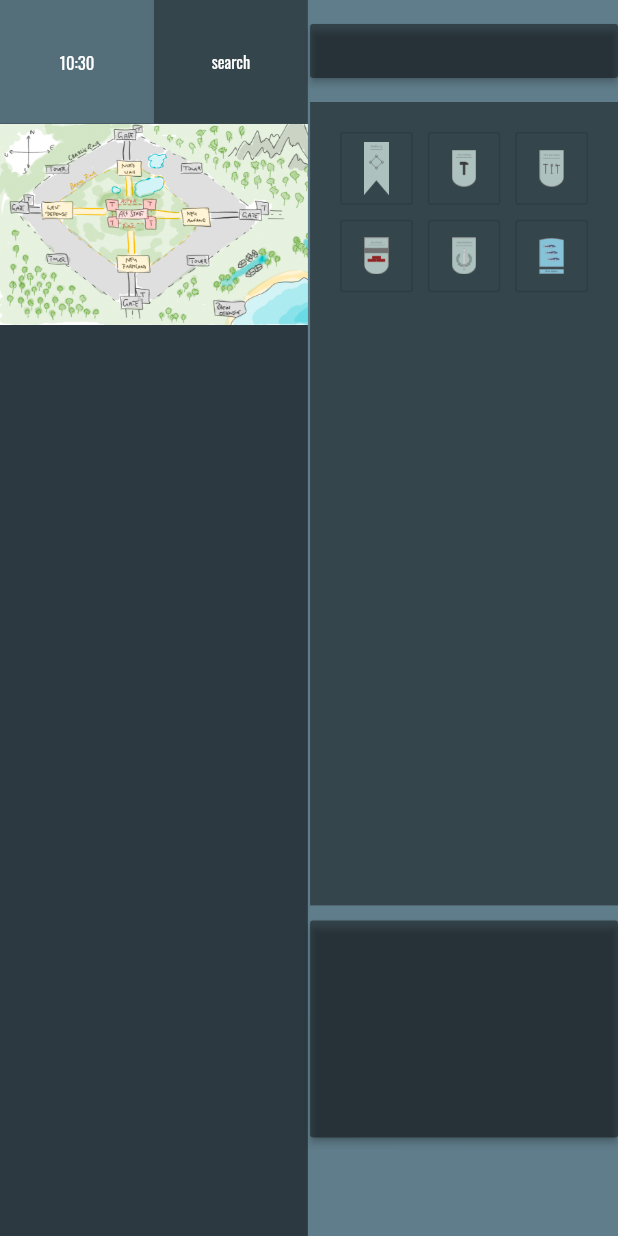
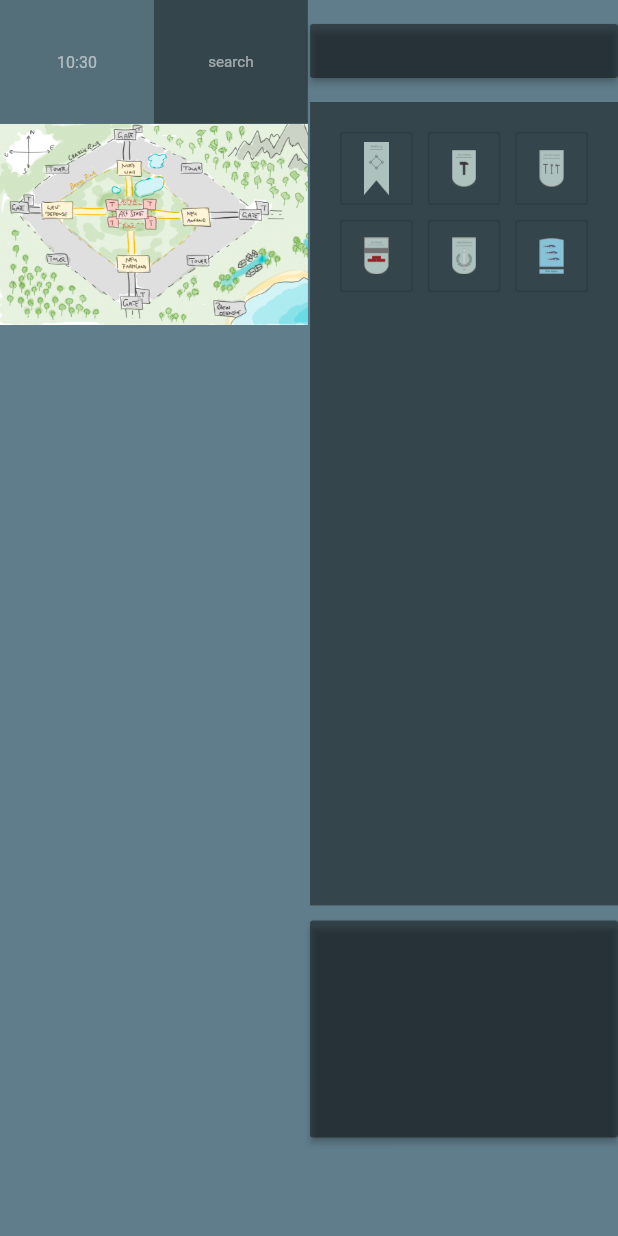
Before and after one commit to SeemannMx/pandp, a Flutter app: the screen it shows after launch, on a phone screen of 412 x 824 dp. Run offline on Flutter 3.47's test engine with Material 2 defaults, Android fonts, the phone set to English and light mode, and no system bars; our stand-ins replace flutter_markdown, google_fonts; Roboto replaces fonts that are missing (Abel).

Commit message:
major refac, global colors

```diff
--- a/lib/globals.dart
+++ b/lib/globals.dart
@@ -1,3 +1,14 @@
 import 'package:flutter/cupertino.dart';
+import 'package:flutter/material.dart';
 
 final GlobalKey SCAFFOLD_KEY = GlobalKey();
+
+const Color BLACK = Colors.black;
+const Color WHITE = Colors.white;
+const Color DARK = Colors.black45;
+const Color LIGHT = Colors.blueGrey;
+const Color ACCENT_RED = Colors.pink;
+const Color ACCENT_GREEN = Colors.teal;
+
+const Color DIRTY = Colors.white54;
+const Color DARKER = Colors.black87;
--- a/lib/home.dart
+++ b/lib/home.dart
@@ -15,10 +15,10 @@ class Home extends StatelessWidget {
   Widget build(BuildContext context) {
     return Scaffold(
       key: SCAFFOLD_KEY,
+      backgroundColor: LIGHT,
       body: Consumer<WindowProvider>(builder: (context, windowProvider, child) {
         windowProvider.init(context);
         return Container(
-          color: Colors.blueGrey,
           height: windowProvider.size.height,
           width: windowProvider.size.width,
           child: Row(
@@ -36,8 +36,6 @@ class Home extends StatelessWidget {
   _left(BuildContext context) {
     return Flexible(
       flex: Provider.of<WindowProvider>(context).flexLeft,
-      child: Container(
-        // color: Colors.black87,
       child: Column(
         children: [
           Flexible(
@@ -46,13 +44,9 @@ class Home extends StatelessWidget {
           ),
           Flexible(
             flex: 90,
-              child: Container(
-                color: Colors.black54,
             child: Chart(),
           ),
-            ),
         ],
-        ),
       ),
     );
   }
--- a/lib/provider/provider_person.dart
+++ b/lib/provider/provider_person.dart
@@ -32,7 +32,6 @@ class PersonProvider extends ChangeNotifier {
     if (personas.isNotEmpty) return;
 
     personNames.forEach((name) {
-      dev.log(name.toString(), name: this.runtimeType.toString());
       personas.add(CustomPersonTile(
           person: _createPerson(name, () {
         _personsDialog(context);
@@ -49,6 +48,7 @@ class PersonProvider extends ChangeNotifier {
 
   _personsDialog(BuildContext context) {
     showDialog(
+      barrierColor: DARKER,
       barrierDismissible: false,
       context: SCAFFOLD_KEY.currentContext,
       builder: (BuildContext context) {
--- a/lib/provider/provider_widget.dart
+++ b/lib/provider/provider_widget.dart
@@ -92,6 +92,7 @@ class WidgetProvider extends ChangeNotifier {
     notifyListeners();
   }
 
+  // todo delete
   Widget _test(){
     return Column(
       children: [
--- a/lib/provider/provider_window.dart
+++ b/lib/provider/provider_window.dart
@@ -19,7 +19,6 @@ class WindowProvider extends ChangeNotifier {
   String timeString = DateTime.now().toString();
 
   init(BuildContext context) {
-    // dev.log('init window size', name: this.runtimeType.toString());
     size = MediaQuery.of(context).size;
     sliderWidth = size.width * 0.0035;
   }
@@ -35,7 +34,6 @@ class WindowProvider extends ChangeNotifier {
   }
 
   update(BuildContext context, DragUpdateDetails update) {
-    // dev.log('update window size', name: this.runtimeType.toString());
     _getBox = context.findRenderObject();
     _local = _getBox.globalToLocal(update.globalPosition);
 
--- a/lib/widgets/clock.dart
+++ b/lib/widgets/clock.dart
@@ -1,6 +1,7 @@
 import 'package:flutter/material.dart';
 import 'package:flutter/widgets.dart';
 import 'package:google_fonts/google_fonts.dart';
+import 'package:pandp/globals.dart';
 import 'package:pandp/provider/provider_clock.dart';
 import 'package:provider/provider.dart';
 
@@ -19,8 +20,8 @@ class Clock extends StatelessWidget {
                 clockProvider.run();
 
                 return Text(clockProvider.timeString,
-                    style: GoogleFonts.oswald(
-                        color: Colors.white));
+                    style: GoogleFonts.abel(
+                        color: DIRTY));
               })
           )),
     );
--- a/lib/widgets/control.dart
+++ b/lib/widgets/control.dart
@@ -1,5 +1,6 @@
 import 'package:flutter/material.dart';
 import 'package:flutter/widgets.dart';
+import 'package:pandp/globals.dart';
 import 'package:pandp/widgets/clock.dart';
 import 'package:pandp/widgets/search.dart';
 
@@ -8,7 +9,7 @@ class Control extends StatelessWidget {
   @override
   Widget build(BuildContext context) {
     return Container(
-      color: Colors.blueGrey,
+      color: LIGHT,
       child: Row(
         children: [
           Flexible(
--- a/lib/widgets/location.dart
+++ b/lib/widgets/location.dart
@@ -2,6 +2,7 @@ import 'package:flutter/material.dart';
 import 'package:flutter/services.dart';
 import 'package:flutter/widgets.dart';
 import 'package:flutter_markdown/flutter_markdown.dart';
+import 'package:pandp/globals.dart';
 import 'package:pandp/provider/provider_location.dart';
 import 'package:pandp/provider/provider_widget.dart';
 import 'package:pandp/widgets/dummy.dart';
@@ -18,7 +19,7 @@ class Location extends StatelessWidget {
           flex: 10,
           child: Container(
             child: IconButton(
-              color: Colors.pink,
+              color: ACCENT_RED,
               icon: Icon(Icons.clear),
               onPressed: () {
                 Provider.of<WidgetProvider>(context, listen: false).show(DISPLAY.MENU);
--- a/lib/widgets/location_grid.dart
+++ b/lib/widgets/location_grid.dart
@@ -1,5 +1,6 @@
 import 'package:flutter/material.dart';
 import 'package:flutter/widgets.dart';
+import 'package:pandp/globals.dart';
 import 'package:pandp/provider/provider_image.dart';
 import 'package:pandp/provider/provider_widget.dart';
 import 'package:provider/provider.dart';
@@ -15,9 +16,11 @@ class LocationsGrid extends StatelessWidget {
         mainAxisSpacing: 10,
         crossAxisCount: 3,
         children: [
+
+          // todo refactoring
           OutlineButton(
             child: Provider.of<CustomImageProvider>(context).locations[0],
-            hoverColor: Colors.teal,
+            hoverColor: ACCENT_GREEN,
             onPressed: () {
               Provider.of<WidgetProvider>(context, listen: false).show(DISPLAY.SIEDLUNG);
             }
@@ -25,7 +28,7 @@ class LocationsGrid extends StatelessWidget {
 
           OutlineButton(
               child: Provider.of<CustomImageProvider>(context).locations[1],
-              hoverColor: Colors.teal,
+              hoverColor: ACCENT_GREEN,
               onPressed: () {
                 Provider.of<WidgetProvider>(context, listen: false).show(DISPLAY.NEU_ANFANG);
               }
@@ -33,7 +36,7 @@ class LocationsGrid extends StatelessWidget {
 
           OutlineButton(
               child: Provider.of<CustomImageProvider>(context).locations[2],
-              hoverColor: Colors.teal,
+              hoverColor: ACCENT_GREEN,
               onPressed: () {
                 Provider.of<WidgetProvider>(context, listen: false).show(DISPLAY.NEU_FARMLAND);
               }
@@ -41,7 +44,7 @@ class LocationsGrid extends StatelessWidget {
 
           OutlineButton(
               child: Provider.of<CustomImageProvider>(context).locations[3],
-              hoverColor: Colors.teal,
+              hoverColor: ACCENT_GREEN,
               onPressed: () {
                 Provider.of<WidgetProvider>(context, listen: false).show(DISPLAY.NORD_WALL);
               }
@@ -49,7 +52,7 @@ class LocationsGrid extends StatelessWidget {
 
           OutlineButton(
               child: Provider.of<CustomImageProvider>(context).locations[4],
-              hoverColor: Colors.teal,
+              hoverColor: ACCENT_GREEN,
               onPressed: () {
                 Provider.of<WidgetProvider>(context, listen: false).show(DISPLAY.WEST_DEFENSE);
               }
@@ -57,7 +60,7 @@ class LocationsGrid extends StatelessWidget {
 
           OutlineButton(
               child: Provider.of<CustomImageProvider>(context).locations[5],
-              hoverColor: Colors.teal,
+              hoverColor: ACCENT_GREEN,
               onPressed: () {
                 Provider.of<WidgetProvider>(context, listen: false).show(DISPLAY.RHIN_HAFEN);
               }
--- a/lib/widgets/person_tile.dart
+++ b/lib/widgets/person_tile.dart
@@ -1,6 +1,7 @@
 import 'package:flutter/material.dart';
 import 'package:flutter/widgets.dart';
 import 'package:google_fonts/google_fonts.dart';
+import 'package:pandp/globals.dart';
 import 'package:pandp/model/person.dart';
 import 'package:pandp/provider/provider_person.dart';
 import 'package:provider/provider.dart';
@@ -22,10 +23,10 @@ class _CustomPersonTileState extends State<CustomPersonTile> {
       child: FittedBox(
           fit: BoxFit.fitWidth,
           child: Text(widget.person.name.toString().cutName(), style: GoogleFonts.abel(
-              color: Colors.white,
+              color: DIRTY,
               fontSize: double.maxFinite
           ),)),
-      hoverColor: Colors.teal,
+      hoverColor: ACCENT_GREEN,
       onPressed: () {
         Provider.of<PersonProvider>(context, listen: false).person = widget.person;
         widget.person.callback();
--- a/lib/widgets/personas.dart
+++ b/lib/widgets/personas.dart
@@ -1,5 +1,6 @@
 import 'package:flutter/material.dart';
 import 'package:flutter/widgets.dart';
+import 'package:pandp/globals.dart';
 import 'package:pandp/provider/provider_person.dart';
 import 'package:pandp/provider/provider_widget.dart';
 import 'package:provider/provider.dart';
@@ -16,7 +17,7 @@ class Personas extends StatelessWidget {
           flex: 10,
           child: Container(
             child: IconButton(
-              color: Colors.pink,
+              color: ACCENT_RED,
               icon: Icon(Icons.clear),
               onPressed: () {
                 Provider.of<WidgetProvider>(context, listen: false)
--- a/lib/widgets/search.dart
+++ b/lib/widgets/search.dart
@@ -1,6 +1,7 @@
 import 'package:flutter/material.dart';
 import 'package:flutter/widgets.dart';
 import 'package:google_fonts/google_fonts.dart';
+import 'package:pandp/globals.dart';
 
 class Search extends StatelessWidget {
 
@@ -13,8 +14,8 @@ class Search extends StatelessWidget {
             child: Padding(
                 padding: EdgeInsets.all(50),
                 child: Text('search',
-                    style: GoogleFonts.oswald(
-                        color: Colors.white))))
+                    style: GoogleFonts.abel(
+                        color: DIRTY))))
     );
   }
 }
--- a/lib/widgets/story.dart
+++ b/lib/widgets/story.dart
@@ -2,6 +2,7 @@ import 'package:flutter/material.dart';
 import 'package:flutter/services.dart';
 import 'package:flutter/widgets.dart';
 import 'package:flutter_markdown/flutter_markdown.dart';
+import 'package:pandp/globals.dart';
 import 'package:pandp/provider/provider_widget.dart';
 import 'package:provider/provider.dart';
 
@@ -19,7 +20,7 @@ class Story extends StatelessWidget {
                   flex: 10,
                   child: Container(
                     child: IconButton(
-                      color: Colors.pink,
+                      color: ACCENT_RED,
                       icon: Icon(Icons.clear),
                       onPressed: () {
                         widgetProvider.show(DISPLAY.MENU);
@@ -30,7 +31,6 @@ class Story extends StatelessWidget {
                 Flexible(
                   flex: 90,
                   child: Container(
-                    // color: Colors.red,
                     child: Markdown(data: snapshot.data),
                   ),
                 ),
--- a/lib/widgets/story_description.dart
+++ b/lib/widgets/story_description.dart
@@ -1,6 +1,7 @@
 import 'package:flutter/material.dart';
 import 'package:flutter/widgets.dart';
 import 'package:google_fonts/google_fonts.dart';
+import 'package:pandp/globals.dart';
 
 class StoryDescription extends StatelessWidget {
   @override
@@ -25,7 +26,7 @@ class StoryDescription extends StatelessWidget {
         fit:  BoxFit.fill,
         child: Text(text,
             style: GoogleFonts.abel(
-                color: Colors.white,
+                color: DIRTY,
                 fontSize: double.maxFinite
             )
         ),
--- a/lib/widgets/story_info.dart
+++ b/lib/widgets/story_info.dart
@@ -1,6 +1,7 @@
 import 'package:flutter/material.dart';
 import 'package:flutter/widgets.dart';
 import 'package:google_fonts/google_fonts.dart';
+import 'package:pandp/globals.dart';
 import 'package:pandp/provider/provider_widget.dart';
 import 'package:provider/provider.dart';
 
@@ -11,15 +12,17 @@ class StoryInfo extends StatelessWidget {
     return Consumer<WidgetProvider>(builder: (context, widgetProvider, child) {
       return Container(
         width: double.maxFinite,
+
+        // todo padding fix dimension
         padding: EdgeInsets.symmetric(vertical: 10),
         child: MaterialButton(
-          color: Colors.black45,
-          hoverColor: Colors.teal,
+          color: DARK,
+          hoverColor: ACCENT_GREEN,
           child: FittedBox(
               fit: BoxFit.fill,
               child: Text('Story',
                   style: GoogleFonts.abel(
-                      color: Colors.white,
+                      color: DIRTY,
                       fontSize: double.maxFinite
                   )
               )),
--- a/lib/widgets/story_menu.dart
+++ b/lib/widgets/story_menu.dart
@@ -1,6 +1,7 @@
 import 'package:flutter/material.dart';
 import 'package:flutter/widgets.dart';
 import 'package:google_fonts/google_fonts.dart';
+import 'package:pandp/globals.dart';
 import 'package:pandp/provider/provider_image.dart';
 import 'package:pandp/provider/provider_widget.dart';
 import 'package:pandp/widgets/location_grid.dart';
@@ -34,13 +35,13 @@ class StoryMenu extends StatelessWidget {
             width: double.maxFinite,
             padding: EdgeInsets.symmetric(vertical: 10),
             child: MaterialButton(
-              color: Colors.black45,
-              hoverColor: Colors.teal,
+              color: DARK,
+              hoverColor: ACCENT_GREEN,
               child: FittedBox(
                   fit: BoxFit.fitWidth,
                   child: Text('Personas',
                       style: GoogleFonts.abel(
-                          color: Colors.white,
+                          color: DIRTY,
                           fontSize: double.maxFinite
                       )
                   )),
```
Also changed, not shown: lib/widgets/dialog.dart (+6 -5 lines). Lines whose indentation alone changed are shown as unchanged.
